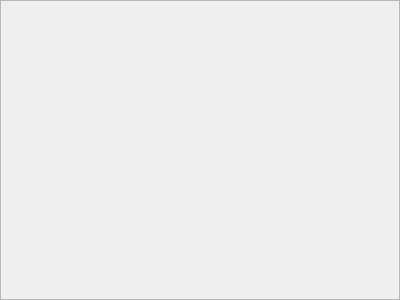
Above: start.ui from elPoublo256/PMP_Play_WClient before the change. Below: the same form after it.
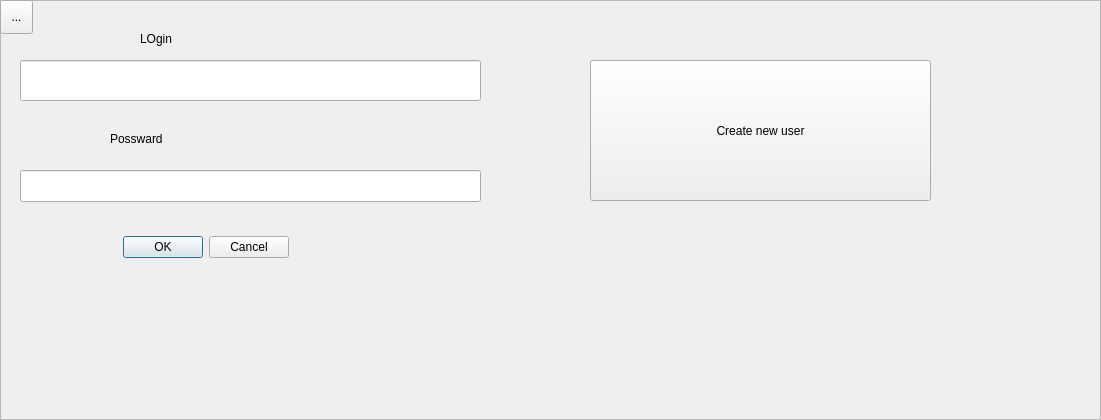
That is the form after the change.

Diff of the .ui file:
```diff
--- a/start.ui
+++ b/start.ui
@@ -9,8 +9,8 @@
    <rect>
     <x>0</x>
     <y>0</y>
-    <width>400</width>
-    <height>300</height>
+    <width>1101</width>
+    <height>420</height>
    </rect>
   </property>
   <property name="frameShape">
@@ -19,5 +19,96 @@
   <property name="windowTitle">
    <string>Frame</string>
   </property>
+  <property name="frameShape">
+   <enum>QFrame::StyledPanel</enum>
+  </property>
+  <property name="frameShadow">
+   <enum>QFrame::Raised</enum>
+  </property>
+  <widget class="QToolButton" name="toolButton">
+   <property name="geometry">
+    <rect>
+     <x>0</x>
+     <y>0</y>
+     <width>33</width>
+     <height>34</height>
+    </rect>
+   </property>
+   <property name="text">
+    <string>...</string>
+   </property>
+  </widget>
+  <widget class="QLineEdit" name="UserNamelineEdit">
+   <property name="geometry">
+    <rect>
+     <x>20</x>
+     <y>60</y>
+     <width>461</width>
+     <height>41</height>
+    </rect>
+   </property>
+  </widget>
+  <widget class="QLineEdit" name="PasswardlineEdit">
+   <property name="geometry">
+    <rect>
+     <x>20</x>
+     <y>170</y>
+     <width>461</width>
+     <height>32</height>
+    </rect>
+   </property>
+  </widget>
+  <widget class="QLabel" name="label">
+   <property name="geometry">
+    <rect>
+     <x>140</x>
+     <y>30</y>
+     <width>131</width>
+     <height>18</height>
+    </rect>
+   </property>
+   <property name="text">
+    <string>LOgin</string>
+   </property>
+  </widget>
+  <widget class="QLabel" name="label_2">
+   <property name="geometry">
+    <rect>
+     <x>110</x>
+     <y>130</y>
+     <width>91</width>
+     <height>18</height>
+    </rect>
+   </property>
+   <property name="text">
+    <string>Possward</string>
+   </property>
+  </widget>
+  <widget class="QDialogButtonBox" name="buttonBox">
+   <property name="geometry">
+    <rect>
+     <x>110</x>
+     <y>230</y>
+     <width>179</width>
+     <height>34</height>
+    </rect>
+   </property>
+   <property name="standardButtons">
+    <set>QDialogButtonBox::Cancel|QDialogButtonBox::Ok</set>
+   </property>
+  </widget>
+  <widget class="QPushButton" name="pushButton">
+   <property name="geometry">
+    <rect>
+     <x>590</x>
+     <y>60</y>
+     <width>341</width>
+     <height>141</height>
+    </rect>
+   </property>
+   <property name="text">
+    <string>Create new user</string>
+   </property>
+  </widget>
  </widget>
 </ui>
```
Left out of the diff: 12 changed lines with no effect on the pictures.
